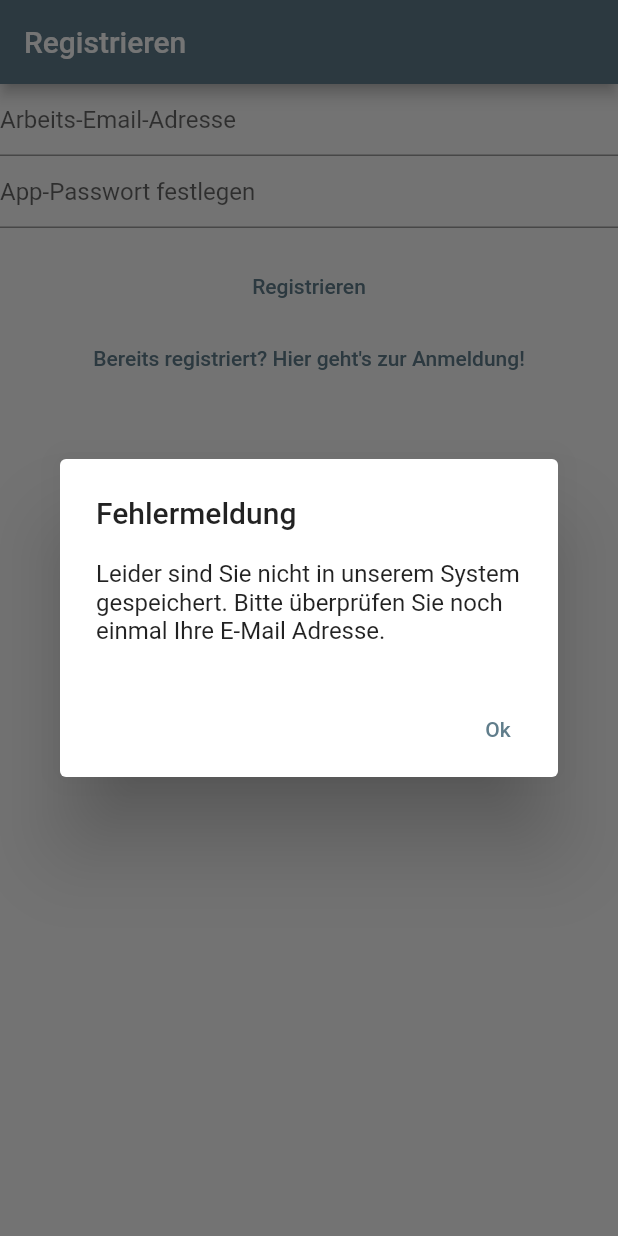
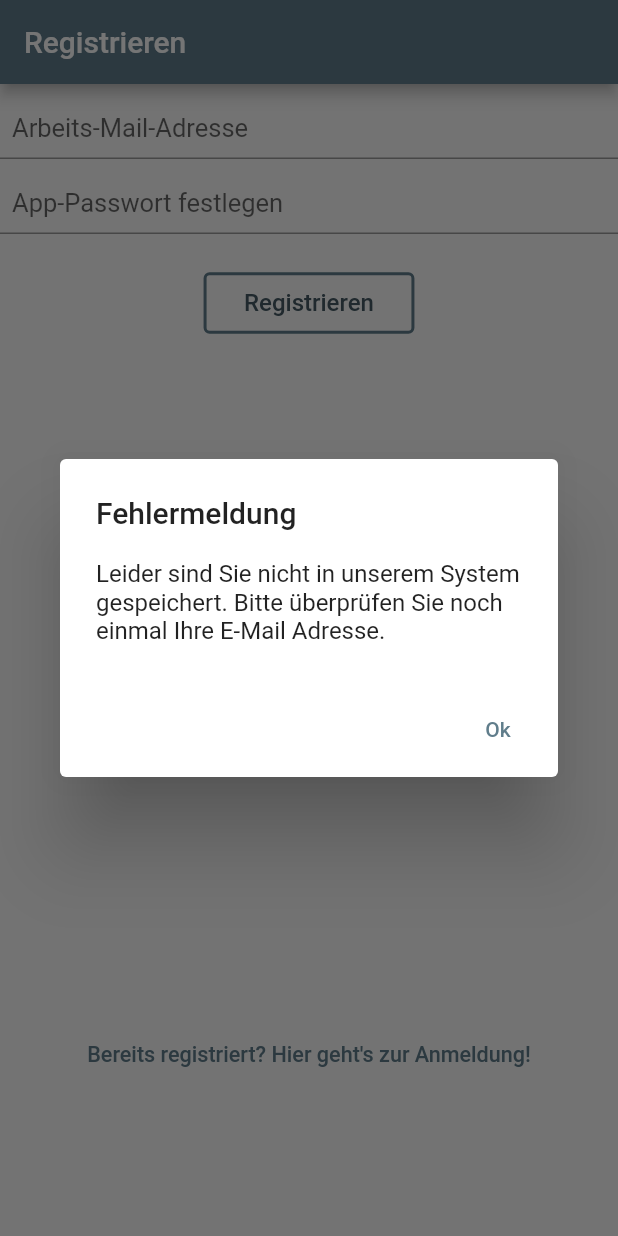
Before and after one commit to mayaArh/Hausmeisterapp, a Flutter app: the screen it shows after launch, after a tap on "Registrieren", on a phone screen of 412 x 824 dp. Run offline on Flutter 3.47's test engine with Material 2 defaults, Android fonts, the light colour scheme and no system bars; our stand-ins replace cloud_firestore, firebase_auth, firebase_core, firebase_storage, flutter_image_compress, google_fonts and 2 more; accounts and stored records are empty.

Commit message:
time for a design push

```diff
--- a/lib/model_classes/ticket.dart
+++ b/lib/model_classes/ticket.dart
@@ -6,23 +6,25 @@ import '../enums/ticket_status.dart';
 /// Represents a ticket.
 class Ticket {
   DocumentReference firestoreRef;
-  final String firstName;
-  final String lastName;
+  final String nameCreator;
+  String nameCompleter;
   final String dateTime;
   String topic;
   String description;
   String? imageUrl;
   TicketStatus status;
+  final String uId;
 
   Ticket(
       {required this.firestoreRef,
-      required this.firstName,
-      required this.lastName,
+      required this.nameCreator,
+      required this.nameCompleter,
       required this.dateTime,
       required this.topic,
       required this.description,
       required this.imageUrl,
-      required this.status});
+      required this.status,
+      required this.uId});
 
   /// Creates a ticket from a Firestore [DocumentSnapshot]
   factory Ticket.fromFirestore(DocumentSnapshot<Map<String, dynamic>> doc) {
@@ -30,13 +32,14 @@ class Ticket {
       Map<String, dynamic> data = doc.data()!;
       return Ticket(
         firestoreRef: doc.reference,
-        firstName: data['Vorname'],
-        lastName: data['Nachname'],
+        nameCreator: data['Ersteller'],
         dateTime: data['erstellt am'],
         topic: data['Thema'],
         description: data['Problembeschreibung'],
         imageUrl: data['Bild'] == '' ? null : doc['Bild'],
         status: TicketStatus.values.byName(data['Status']),
+        uId: data['uId'],
+        nameCompleter: data['erledigt von'],
       );
     } catch (_) {
       throw TicketDoesntHaveAllFields();
--- a/lib/services/auth/firebase_auth_provider.dart
+++ b/lib/services/auth/firebase_auth_provider.dart
@@ -67,9 +67,9 @@ class FirebaseAuthProvider extends AuthProvider {
           (await FirestoreDataService().getFirestoreUserDoc(user.email!))!;
       Staff? staffUser;
       await userDoc.get().then((snapshot) {
-        if (userDoc.parent.id == 'Hausverwaltung') {
+        if (userDoc.parent.id == 'PropertyManagement') {
           staffUser = BuildingManager.fromFirebase(snapshot);
-        } else if (userDoc.parent.id == 'Hausmeister') {
+        } else if (userDoc.parent.id == 'Janitors') {
           staffUser = Janitor.fromFirebase(snapshot);
         } else {
           throw CouldNotFindUser();
--- a/lib/views/authentication_views.dart/register_view.dart
+++ b/lib/views/authentication_views.dart/register_view.dart
@@ -38,7 +38,8 @@ class RegisterViewState extends State<RegisterView> {
         appBar: AppBar(
           title: const Text('Registrieren'),
         ),
-        body: Column(
+        body: SingleChildScrollView(
+            child: Column(
           children: [
             TextField(
               controller: _email,
@@ -46,7 +47,12 @@ class RegisterViewState extends State<RegisterView> {
               autocorrect: false,
               keyboardType: TextInputType.emailAddress,
               decoration: const InputDecoration(
-                hintText: 'Arbeits-Email-Adresse',
+                  hintText: 'Arbeits-Mail-Adresse',
+                  border: UnderlineInputBorder(),
+                  contentPadding: EdgeInsets.all(8)),
+              style: const TextStyle(
+                fontSize: 17,
+                height: 2,
               ),
             ),
             TextField(
@@ -56,12 +62,22 @@ class RegisterViewState extends State<RegisterView> {
                 autocorrect: false,
                 decoration: const InputDecoration(
                     hintText: 'App-Passwort festlegen',
+                    border: UnderlineInputBorder(),
+                    contentPadding: EdgeInsets.all(8)),
+                style: const TextStyle(
+                  fontSize: 17,
+                  height: 2,
+                )),
+            const SizedBox(
+              height: 22,
             ),
+            OutlinedButton(
+                style: ButtonStyle(
+                    side: MaterialStateProperty.all<BorderSide>(
+                      BorderSide(width: 2.0, color: Colors.blueGrey.shade500),
                     ),
-            const SizedBox(
-              height: 15,
-            ),
-            TextButton(
+                    backgroundColor:
+                        MaterialStateProperty.all<Color>(Colors.white12)),
                 onPressed: () async {
                   final email = _email.text;
                   final password = _password.text;
@@ -93,7 +109,14 @@ class RegisterViewState extends State<RegisterView> {
                         'Es gab einen Fehler bei der Registrierung. Bitte versuchen Sie es später erneut.');
                   }
                 },
-              child: const Text('Registrieren', style: TextStyle(fontSize: 14)),
+                child: Padding(
+                  padding: const EdgeInsets.all(11),
+                  child: Text('Registrieren',
+                      style: TextStyle(
+                          fontSize: 16, color: Colors.blueGrey.shade700)),
+                )),
+            SizedBox(
+              height: MediaQuery.of(context).size.height * 0.55,
             ),
             TextButton(
                 onPressed: () {
@@ -102,8 +125,8 @@ class RegisterViewState extends State<RegisterView> {
                 },
                 child: const Text(
                     "Bereits registriert? Hier geht's zur Anmeldung!",
-                    style: TextStyle(fontSize: 14)))
+                    style: TextStyle(fontSize: 14.4)))
           ],
-        ));
+        )));
   }
 }
--- a/lib/views/cities_overview.dart
+++ b/lib/views/cities_overview.dart
@@ -88,7 +88,7 @@ class _CitiesOverviewState extends State<CitiesOverview> {
                             child: Text(
                               city,
                               style: TextStyle(
-                                  fontSize: 15.5,
+                                  fontSize: 16,
                                   fontWeight: FontWeight.w500,
                                   color: Colors.blueGrey.shade600),
                             ),
--- a/lib/views/houses_overview.dart
+++ b/lib/views/houses_overview.dart
@@ -86,8 +86,8 @@ class _HousesOverviewState extends State<HousesOverview> {
                               child: Text(
                                 house.shortAddress,
                                 style: TextStyle(
-                                    fontSize: 15.5,
-                                    color: Colors.blueGrey.shade700),
+                                    fontSize: 16,
+                                    color: Colors.blueGrey.shade600),
                               ),
                             ))
                         .toList(),
--- a/lib/views/ticket_views/closed_tickets_overview.dart
+++ b/lib/views/ticket_views/closed_tickets_overview.dart
@@ -26,7 +26,7 @@ class _ClosedTicketsOverviewState extends State<ClosedTicketsOverview> {
         builder: (context, child) {
           return TicketList(
             tickets: Provider.of<List<Ticket>>(context),
-            canBeEdited: false,
+            ticketsHaveStatusOpen: false,
           );
         });
   }
--- a/lib/views/ticket_views/open_tickets_overview.dart
+++ b/lib/views/ticket_views/open_tickets_overview.dart
@@ -26,7 +26,7 @@ class _OpenTicketsOverviewState extends State<OpenTicketsOverview> {
         builder: (context, child) {
           return TicketList(
             tickets: Provider.of<List<Ticket>>(context),
-            canBeEdited: true,
+            ticketsHaveStatusOpen: true,
           );
         });
   }
--- a/lib/views/ticket_views/ticket_overview.dart
+++ b/lib/views/ticket_views/ticket_overview.dart
@@ -36,7 +36,11 @@ class TicketViewChangerState extends State<TicketViewChanger> {
                     await Navigator.of(context).pushNamed(ticketCreationRoute);
                     setState(() {});
                   },
-                  icon: const Icon(Icons.add),
+                  padding: const EdgeInsets.only(right: 32),
+                  icon: const Icon(
+                    Icons.add,
+                    size: 29,
+                  ),
                 )
               : Container(),
         ],
```
Also changed, not shown: lib/model_classes/house.dart (+4 -4 lines), lib/model_classes/staff.dart (+6 -6 lines), lib/services/firestore_crud/firestore_data_service.dart (+22 -9 lines), lib/views/authentication_views.dart/login_view.dart (+35 -13 lines), lib/views/ticket_views/single_ticket_view.dart (+38 -19 lines), lib/views/ticket_views/ticket_creation_view.dart (+5 -4 lines), lib/views/ticket_views/ticket_list.dart (+15 -10 lines). Lines whose indentation alone changed are shown as unchanged.
